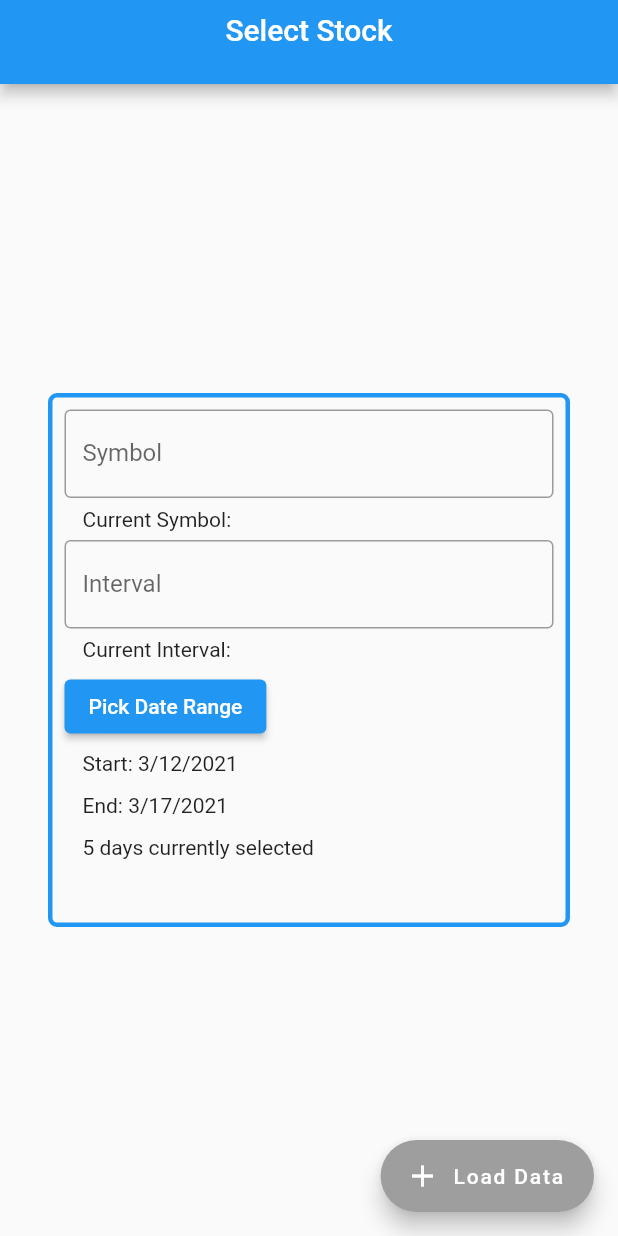
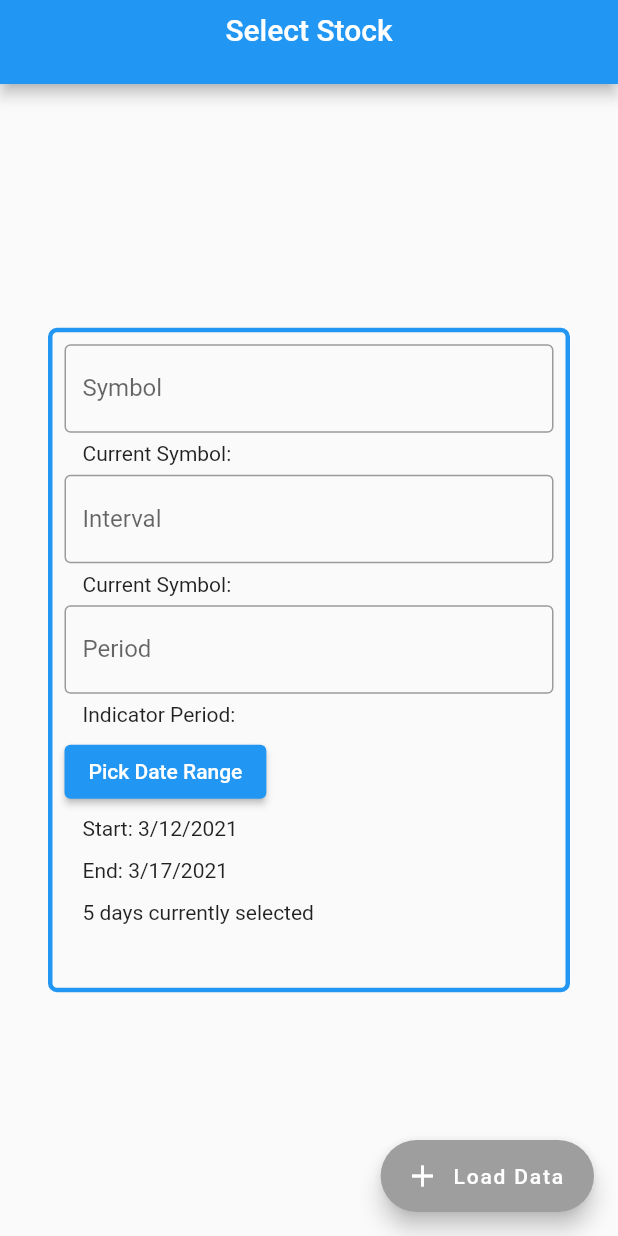
Before and after one commit to TudorMaxim/FinancialSystemsCoursework, a Flutter app: the screen it shows after launch, on a phone screen of 412 x 824 dp. Run offline on Flutter 3.47's test engine with Material 2 defaults, Android fonts, the phone set to English and light mode, and no system bars; drawn by our look-alikes of flutter_typeahead; our stand-ins replace charts_flutter, connectivity, csv, syncfusion_flutter_datepicker.

Commit message:
sma, ema, macd & macdavg

```diff
--- a/lib/model/formulae/EMA.dart
+++ b/lib/model/formulae/EMA.dart
@@ -1,14 +1,19 @@
 import 'package:financial_systems_coursework/model/Point.dart';
 import 'package:financial_systems_coursework/model/Stock.dart';
 import 'package:financial_systems_coursework/model/formulae/Formulae.dart';
+import 'package:flutter/cupertino.dart';
+
+import 'SMA.dart';
 
 class EMA implements Formulae {
   @override
-  List<Point> compute(List<Stock> stocks) {
+  List<Point> compute(List<Stock> stocks, int period) {
+    debugPrint("PERIOD: " + period.toString());
     if (stocks.isEmpty) return [];
+    // int period = 50;
     //calculate multiplier for example 10 days would be 0.1818...
-    double multiplier = 2 / (stocks.length + 1);
-    //store the first EMA value as the day's currentMarketPrice
+    double multiplier = 2 / (period + 1);
+    // store the first EMA value as the day's currentMarketPrice
     List<Point> indicators = [
       Point(stocks.first.currentMarketPrice, stocks.first.timestamp),
     ];
@@ -19,5 +24,28 @@ class EMA implements Formulae {
       indicators.add(Point(currentEMA, stocks[i].timestamp));
     }
     return indicators;
+
+    // List<Point> emaPrices =  new List.filled(stocks.length, Point(stocks.first.currentMarketPrice, stocks.first.timestamp), growable: true);
+    //
+    // for (int i = (period - 1); i < stocks.length; i++) {
+    //   List<Stock> periodSlice = [];
+    //   for (int j = 0; j < i + 1; j ++) {
+    //     debugPrint("CURRENT INDEX J: " + j.toString());
+    //     periodSlice.add(stocks[j]);
+    //   }
+    //   List<Point> smaPrices = new SMA().compute(periodSlice);
+    //   double emaPrice;
+    //   if (i == (period - 1)) {
+    //     emaPrice = smaPrices[i].value;
+    //     emaPrices.add(Point(emaPrice, stocks[i].timestamp));
+    //   } else  if (i > (period - 1)) {
+    //     emaPrices[i] = Point((stocks[i].currentMarketPrice - emaPrices[i - 1].value) * multiplier + emaPrices[i - 1].value, stocks[i].timestamp);
+    //     // emaPrice = (stocks[i].currentMarketPrice - emaPrices[i - 1].value) * multiplier + emaPrices[i - 1].value;
+    //     // emaPrices.add(Point(emaPrice, stocks[i].timestamp));
+    //   }
+    // }
+    //
+    // return emaPrices;
+
   }
 }
--- a/lib/model/formulae/Formulae.dart
+++ b/lib/model/formulae/Formulae.dart
@@ -3,6 +3,6 @@ import '../Point.dart';
 
 abstract class Formulae {
 
-  List<Point> compute(List<Stock> stocks);
+  List<Point> compute(List<Stock> stocks, int period);
 
 }
--- a/lib/model/formulae/MACDAVG.dart
+++ b/lib/model/formulae/MACDAVG.dart
@@ -1,11 +1,44 @@
 import 'package:financial_systems_coursework/model/Point.dart';
 import 'package:financial_systems_coursework/model/Stock.dart';
 import 'package:financial_systems_coursework/model/formulae/Formulae.dart';
+import 'package:financial_systems_coursework/model/formulae/MACD.dart';
+
+import 'EMA.dart';
 
 class MACDAVG implements Formulae {
   // TODO: Implement formula
   @override
-  List<Point> compute(List<Stock> stocks) {
-    return stocks.map((stock) => Point(stock.currentMarketPrice, stock.timestamp)).toList();
+  List<Point> compute(List<Stock> stocks, int period) {
+    if (stocks.isEmpty) return [];
+
+    MACD macd =  new MACD();
+    // int period = 26;
+    List<Point> macdPoints = macd.compute(stocks, period);
+    //calculate multiplier for example 10 days would be 0.1818...
+    double signalMultiplier = 2 / (9 + 1);
+    //store the first EMA value as the day's currentMarketPrice
+    List<Point> indicators = [Point(macdPoints.first.value, macdPoints.first.timestamp),
+    ];
+
+    List<Stock> macdStocks = this.pointsToStocks(macdPoints, stocks.first.symbol);
+
+    List<Point> signalEma = new EMA().compute(macdStocks, 9);
+
+    for (int i = 0; i < macdPoints.length; i++) {
+      //multiplier dependent on the number of stocks
+      // double ema = ((macdPoints[i].value - macdPoints[i - 1].value) * signalMultiplier) + macdPoints[i - 1].value;
+      indicators.add(Point((macdPoints[i].value - signalEma[i].value), macdPoints[i].timestamp));
+    }
+    indicators.removeAt(0);
+    return indicators;
+  }
+
+  List<Stock> pointsToStocks(List<Point> points, String symbol) {
+    List<Stock> stocks = List.empty(growable: true);
+    for (int i = 0; i < points.length; i ++) {
+      stocks.add(Stock(symbol, points[i].timestamp, points[i].value));
+    }
+
+    return stocks;
   }
 }
--- a/lib/model/formulae/PriceData.dart
+++ b/lib/model/formulae/PriceData.dart
@@ -4,7 +4,7 @@ import '../Stock.dart';
 
 class PriceData implements Formulae {
   @override
-  List<Point> compute(List<Stock> stocks) {
+  List<Point> compute(List<Stock> stocks, int period) {
     return stocks.map((stock) => Point(stock.currentMarketPrice, stock.timestamp)).toList();
   }
 }
--- a/lib/model/formulae/SMA.dart
+++ b/lib/model/formulae/SMA.dart
@@ -1,18 +1,38 @@
+import 'package:charts_flutter/flutter.dart';
 import 'package:financial_systems_coursework/model/Point.dart';
 import 'package:financial_systems_coursework/model/Stock.dart';
 import 'package:financial_systems_coursework/model/formulae/Formulae.dart';
+import 'package:flutter/cupertino.dart';
 
 class SMA implements Formulae {
   @override
-  List<Point> compute(List<Stock> stocks) {
-    if (stocks.isEmpty) return [];
-    List<Point> indicators = [
-      Point(stocks.first.currentMarketPrice, stocks.first.timestamp),
-    ];
-    for (int i = 1; i < stocks.length; i++) {
-      double currentSMA = ((indicators[i - 1].value * i) + stocks[i].currentMarketPrice) / (i + 1);
-      indicators.add(Point(currentSMA, stocks[i].timestamp));
+  List<Point> compute(List<Stock> stocks, int period) {
+
+    if (stocks.length < period) {
+      throw new ErrorDescription("Period must be smalled than the number of stocks");
+    }
+
+    List<Point> indicators = new List.filled(stocks.length, Point(stocks.first.currentMarketPrice, stocks.first.timestamp), growable: true);
+
+    for (int i = 0; i <= stocks.length - period; i++) {
+      double sum = 0;
+      for (int j = i; j < i + period; j++) {
+        sum += stocks[j].currentMarketPrice;
+      }
+      double currentSMA = sum / period;
+
+      indicators[i + period - 1] = Point(currentSMA, stocks[i + period - 1].timestamp);
     }
     return indicators;
+
+    // if (stocks.isEmpty) return [];
+    // List<Point> indicators = [
+    //   Point(stocks.first.currentMarketPrice, stocks.first.timestamp),
+    // ];
+    // for (int i = 1; i < stocks.length; i++) {
+    //   double currentSMA = ((indicators[i - 1].value * i) + stocks[i].currentMarketPrice) / (i + 1);
+    //   indicators.add(Point(currentSMA, stocks[i].timestamp));
+    // }
+    // return indicators;
   }
 }
--- a/lib/screens/DetailsScreen.dart
+++ b/lib/screens/DetailsScreen.dart
@@ -15,6 +15,7 @@ import 'package:flutter/material.dart';
 class DetailsScreen extends StatefulWidget {
   final String title;
   final List<Stock> stocks;
+  final String period;
   final List<GraphType> graphTypes = [
     GraphType(name: 'USD Price', defaultSelected: true, formulae: PriceData()),
     GraphType(name: 'SMA', defaultSelected: true, formulae: SMA()),
@@ -23,7 +24,7 @@ class DetailsScreen extends StatefulWidget {
     GraphType(name: 'MACDAVG', defaultSelected: false, formulae: MACDAVG()),
   ];
 
-  DetailsScreen({Key key, this.title, this.stocks}) : super(key: key);
+  DetailsScreen({Key key, this.title, this.stocks, this.period}) : super(key: key);
 
   @override
   State<StatefulWidget> createState() => DetailsScreenState();
@@ -118,5 +119,5 @@ class DetailsScreenState extends AppBaseState<DetailsScreen> {
     widget.graphTypes
       .firstWhere((graphType) => graphType.name == name)
       .formulae
-      .compute(widget.stocks);
+      .compute(widget.stocks, int.parse(widget.period.substring(0, widget.period.length - 1)));
 }
--- a/lib/screens/MainScreen.dart
+++ b/lib/screens/MainScreen.dart
@@ -19,12 +19,14 @@ class MainScreen extends StatefulWidget {
 class MainScreenState extends AppBaseState<MainScreen> {
   String _symbol;
   String _interval;
+  String _period;
   List<DateTime> _dates;
 
   void initState() {
     super.initState();
     _symbol = '';
     _interval = '';
+    _period = '';
     _dates = _getInitRange();
   }
 
@@ -40,6 +42,7 @@ class MainScreenState extends AppBaseState<MainScreen> {
       );
     }
     else if (_getFABStatus()) {
+      DateTime start = _dates.first.subtract(Duration(days: int.parse(_period.substring(0, _period.length - 1))));
       String _startStamp =
           (_dates.first.millisecondsSinceEpoch ~/ 1000).toString();
       String _endStamp =
@@ -50,7 +53,7 @@ class MainScreenState extends AppBaseState<MainScreen> {
       Navigator.of(context).push(
         MaterialPageRoute(
             builder: (context) =>
-                DetailsScreen(title: 'Stock Details', stocks: _stocks)),
+                DetailsScreen(title: 'Stock Details', stocks: _stocks, period: _period)),
       );
     } else {
       ScaffoldMessenger.of(context).showSnackBar(SnackBar(
@@ -69,6 +72,12 @@ class MainScreenState extends AppBaseState<MainScreen> {
   _handleIntervalSubmit(String interval) {
     this.setState(() {
       _interval = interval;
+    });
+  }
+
+  _handlePeriodSubmit(String period) {
+    this.setState(() {
+      _period = period;
     });
   }
 
@@ -135,7 +144,19 @@ class MainScreenState extends AppBaseState<MainScreen> {
                             Padding(
                               padding: const EdgeInsets.symmetric(
                                   horizontal: 12.0, vertical: 6.0),
-                              child: Text('Current Interval: $_interval'),
+                              child: Text('Current Symbol: $_symbol'),
+                            ),
+                            SelectForm(
+                              fieldName: 'Period',
+                              values: Future<List<String>>.value(
+                                  ['12d', '26d', '35d', '50d', '100d', '150d']
+                              ),
+                              handleSubmit: _handlePeriodSubmit,
+                            ),
+                            Padding(
+                              padding: const EdgeInsets.symmetric(
+                                  horizontal: 12.0, vertical: 6.0),
+                              child: Text('Indicator Period: $_period'),
                             ),
                             DateRangeSelector(_dates, _handleDateSubmit),
                           ],
```
Also changed, not shown: lib/model/formulae/MACD.dart (+22 -3 lines).
